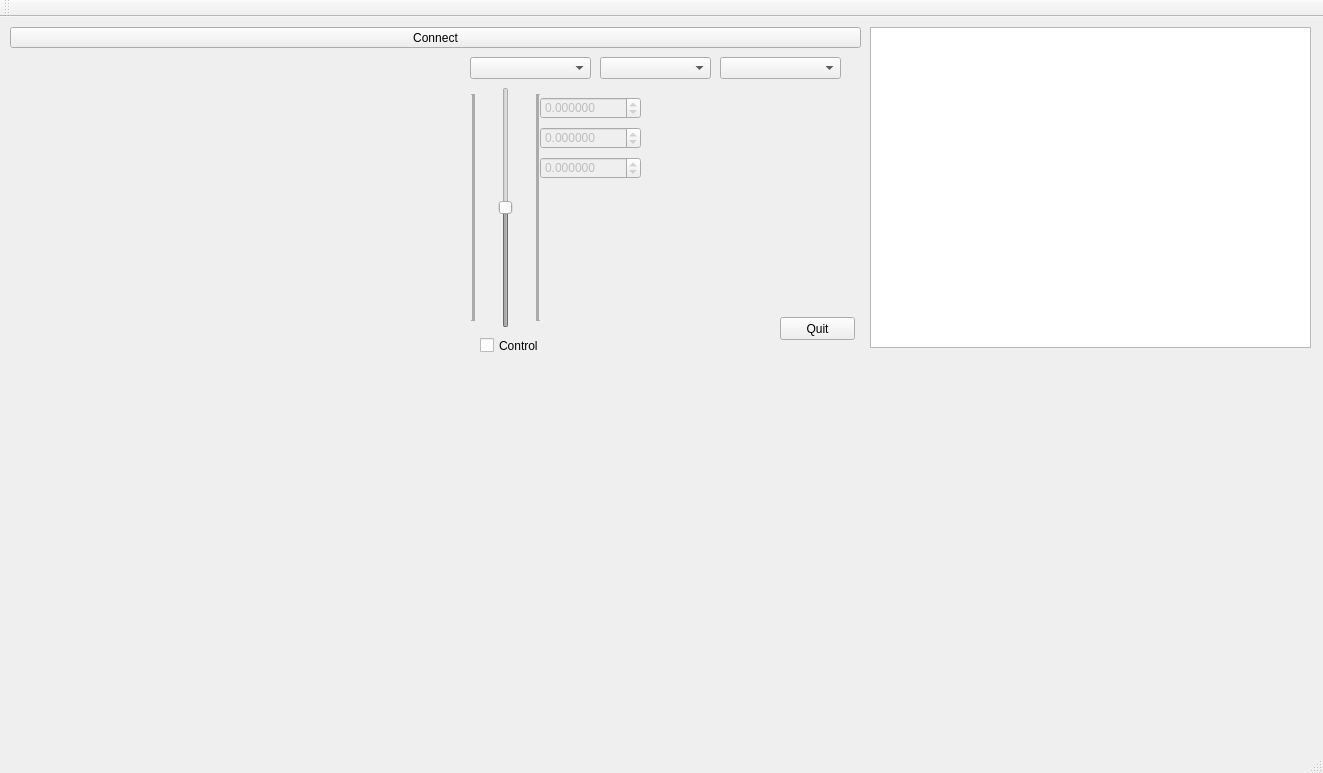
Qt form MSFS2020_AutoFlight/msfs2020_autoflight.ui (igor8518/MSFS2020_AUTO) before a commit.
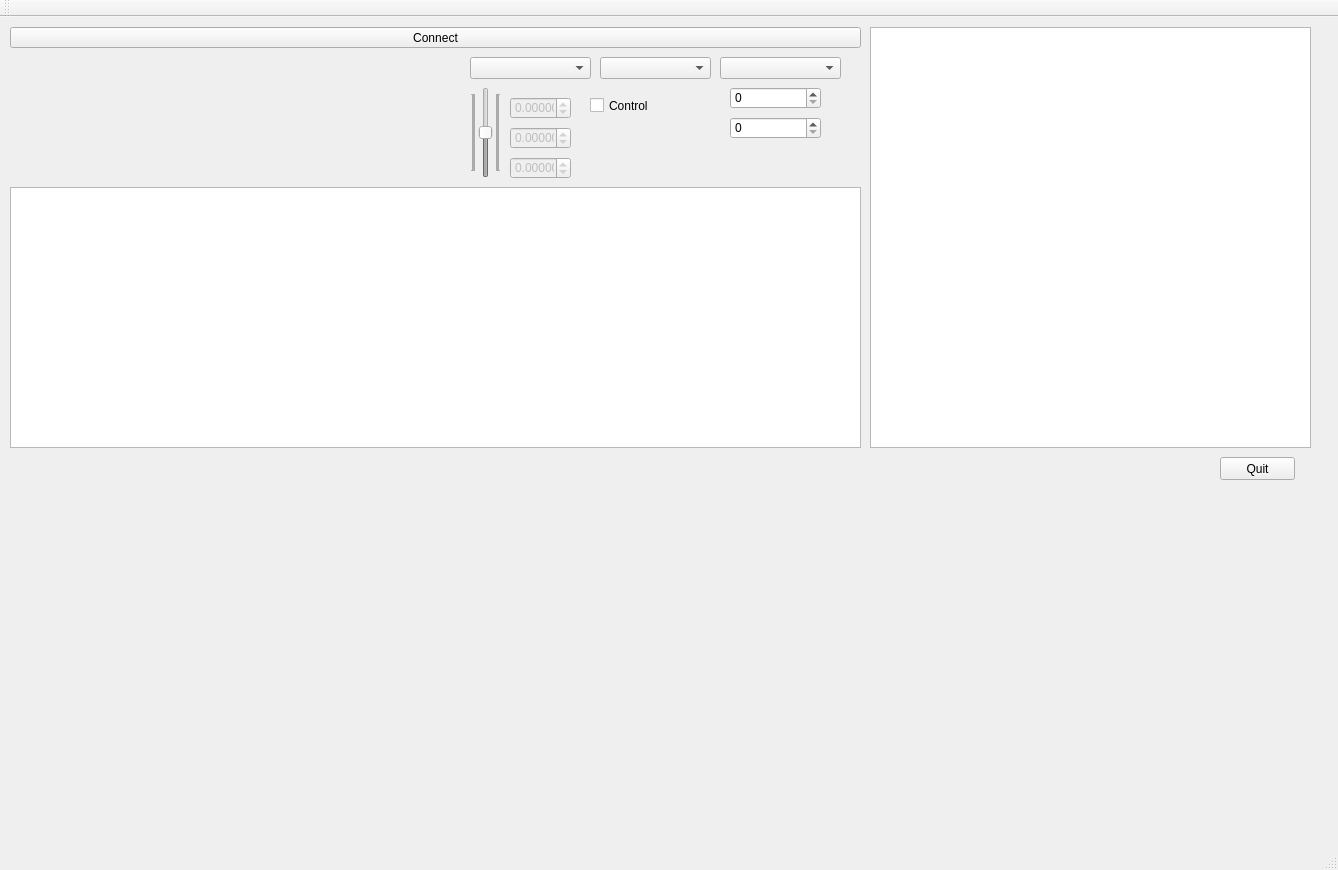
The same form after that commit. Custom widgets are drawn as their Qt base class.

```diff
--- a/MSFS2020_AutoFlight/msfs2020_autoflight.ui
+++ b/MSFS2020_AutoFlight/msfs2020_autoflight.ui
@@ -6,8 +6,8 @@
    <rect>
     <x>0</x>
     <y>0</y>
-    <width>1323</width>
-    <height>773</height>
+    <width>1338</width>
+    <height>870</height>
    </rect>
   </property>
   <property name="windowTitle">
@@ -39,8 +39,8 @@
    <widget class="QPushButton" name="pushButton_2">
     <property name="geometry">
      <rect>
-      <x>780</x>
-      <y>300</y>
+      <x>1220</x>
+      <y>440</y>
       <width>75</width>
       <height>23</height>
      </rect>
@@ -55,7 +55,7 @@
       <x>870</x>
       <y>10</y>
       <width>441</width>
-      <height>321</height>
+      <height>421</height>
      </rect>
     </property>
     <property name="mouseTracking">
@@ -73,12 +73,18 @@
     <property name="horizontalScrollMode">
      <enum>QAbstractItemView::ScrollPerPixel</enum>
     </property>
+    <property name="uniformItemSizes">
+     <bool>true</bool>
+    </property>
+    <property name="currentRow">
+     <number>-1</number>
+    </property>
    </widget>
    <widget class="QLabel" name="label">
     <property name="geometry">
      <rect>
       <x>10</x>
-      <y>350</y>
+      <y>440</y>
       <width>1161</width>
       <height>51</height>
      </rect>
@@ -96,7 +102,7 @@
       <x>10</x>
       <y>40</y>
       <width>461</width>
-      <height>301</height>
+      <height>121</height>
      </rect>
     </property>
    </widget>
@@ -108,8 +114,8 @@
      <rect>
       <x>470</x>
       <y>70</y>
-      <width>71</width>
-      <height>241</height>
+      <width>31</width>
+      <height>91</height>
      </rect>
     </property>
     <property name="minimum">
@@ -167,8 +173,8 @@
    <widget class="QCheckBox" name="cc1">
     <property name="geometry">
      <rect>
-      <x>480</x>
-      <y>320</y>
+      <x>590</x>
+      <y>80</y>
       <width>70</width>
       <height>17</height>
      </rect>
@@ -183,9 +189,9 @@
     </property>
     <property name="geometry">
      <rect>
-      <x>540</x>
+      <x>510</x>
       <y>80</y>
-      <width>101</width>
+      <width>61</width>
       <height>22</height>
      </rect>
     </property>
@@ -208,9 +214,9 @@
     </property>
     <property name="geometry">
      <rect>
-      <x>540</x>
+      <x>510</x>
       <y>110</y>
-      <width>101</width>
+      <width>61</width>
       <height>22</height>
      </rect>
     </property>
@@ -233,9 +239,9 @@
     </property>
     <property name="geometry">
      <rect>
-      <x>540</x>
+      <x>510</x>
       <y>140</y>
-      <width>101</width>
+      <width>61</width>
       <height>22</height>
      </rect>
     </property>
@@ -256,7 +262,7 @@
     <property name="geometry">
      <rect>
       <x>10</x>
-      <y>410</y>
+      <y>500</y>
       <width>1301</width>
       <height>311</height>
      </rect>
@@ -265,6 +271,60 @@
      <string>GroupBox</string>
     </property>
    </widget>
+   <widget class="QTableView" name="tableView">
+    <property name="geometry">
+     <rect>
+      <x>10</x>
+      <y>170</y>
+      <width>851</width>
+      <height>261</height>
+     </rect>
+    </property>
+    <property name="dragDropOverwriteMode">
+     <bool>false</bool>
+    </property>
+    <property name="selectionMode">
+     <enum>QAbstractItemView::SingleSelection</enum>
+    </property>
+    <property name="selectionBehavior">
+     <enum>QAbstractItemView::SelectRows</enum>
+    </property>
+    <property name="gridStyle">
+     <enum>Qt::DotLine</enum>
+    </property>
+   </widget>
+   <widget class="QDoubleSpinBox" name="Alt">
+    <property name="geometry">
+     <rect>
+      <x>730</x>
+      <y>100</y>
+      <width>91</width>
+      <height>22</height>
+     </rect>
+    </property>
+    <property name="decimals">
+     <number>0</number>
+    </property>
+    <property name="maximum">
+     <double>40000.000000000000000</double>
+    </property>
+   </widget>
+   <widget class="QDoubleSpinBox" name="dist">
+    <property name="geometry">
+     <rect>
+      <x>730</x>
+      <y>70</y>
+      <width>91</width>
+      <height>22</height>
+     </rect>
+    </property>
+    <property name="decimals">
+     <number>0</number>
+    </property>
+    <property name="maximum">
+     <double>6500.000000000000000</double>
+    </property>
+   </widget>
   </widget>
   <widget class="QMenuBar" name="menuBar">
    <property name="geometry">
```
Left out of the diff: 27 changed lines with no effect on the pictures.
